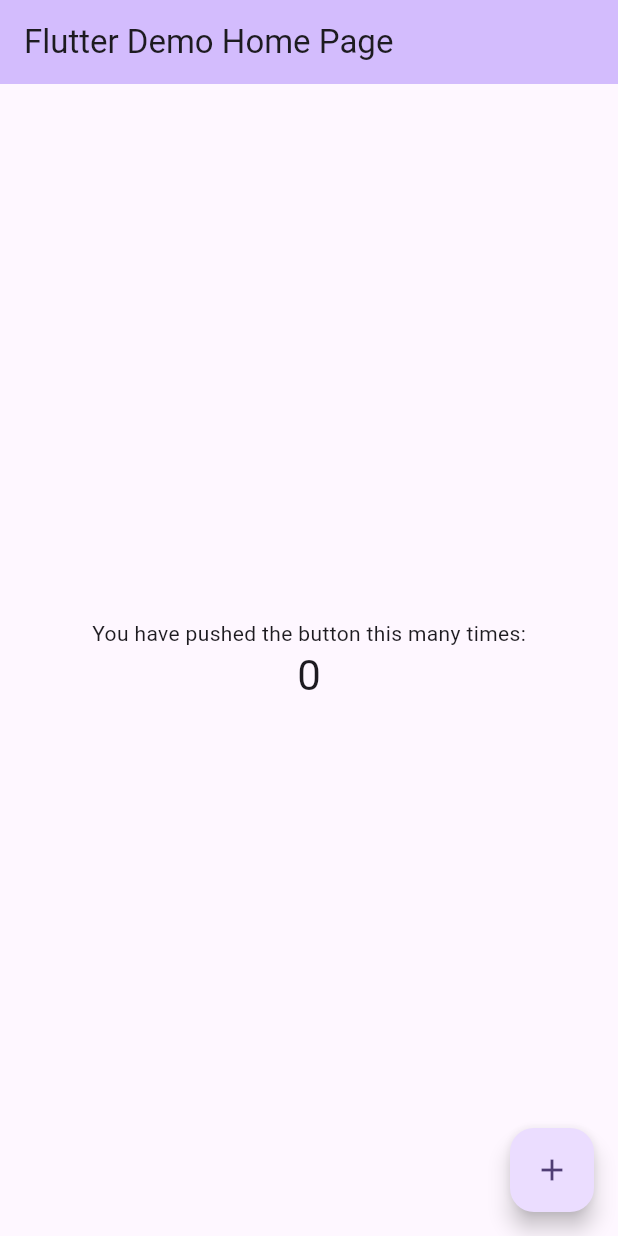
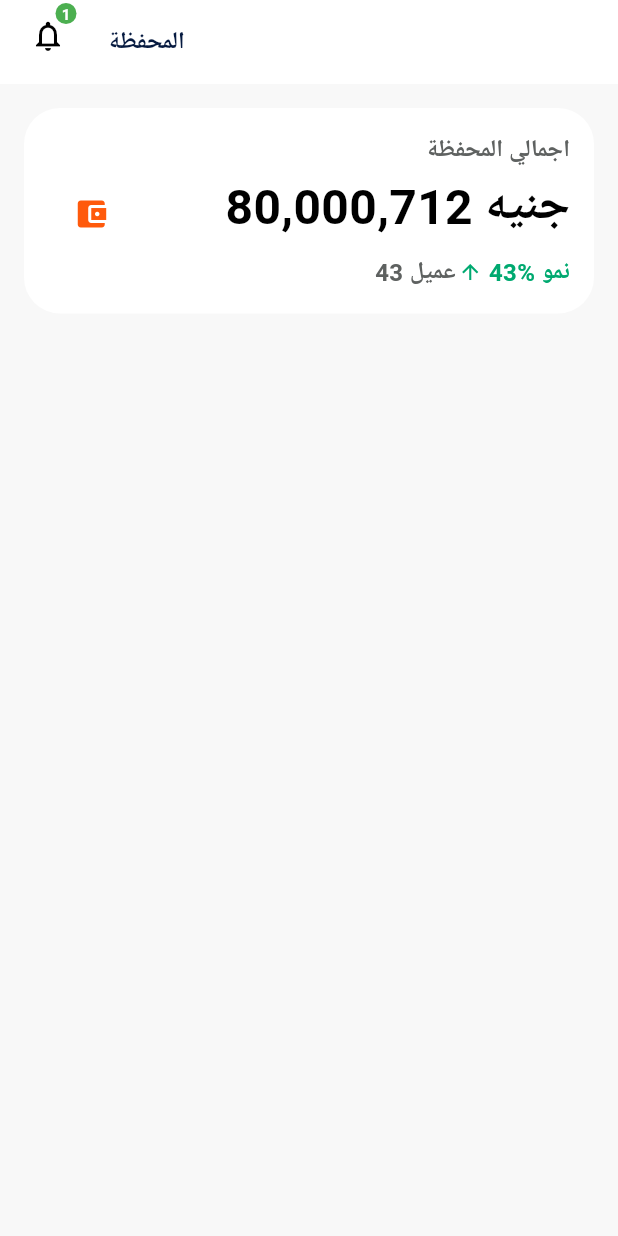
Before and after one commit to bassant56/halan_app, a Flutter app: the screen it shows after launch, on a phone screen of 412 x 824 dp. Run offline on Flutter 3.47's test engine with Material 3 defaults, Android fonts, the phone set to English and light mode, and no system bars; our stand-ins replace device_preview.

Commit message:
veraion1

```diff
--- a/lib/main.dart
+++ b/lib/main.dart
@@ -1,122 +1,23 @@
+import 'package:flutter/foundation.dart';
 import 'package:flutter/material.dart';
+import 'package:device_preview/device_preview.dart';
+import 'package:halan_app/modules/wallet_header/wallet_header_ui/wallet_header.dart';
 
 void main() {
-  runApp(const MyApp());
+  runApp(
+    DevicePreview(enabled: !kReleaseMode, builder: (context) => const MyApp()),
+  );
 }
 
 class MyApp extends StatelessWidget {
   const MyApp({super.key});
 
-  // This widget is the root of your application.
   @override
   Widget build(BuildContext context) {
     return MaterialApp(
-      title: 'Flutter Demo',
-      theme: ThemeData(
-        // This is the theme of your application.
-        //
-        // TRY THIS: Try running your application with "flutter run". You'll see
-        // the application has a purple toolbar. Then, without quitting the app,
-        // try changing the seedColor in the colorScheme below to Colors.green
-        // and then invoke "hot reload" (save your changes or press the "hot
-        // reload" button in a Flutter-supported IDE, or press "r" if you used
-        // the command line to start the app).
-        //
-        // Notice that the counter didn't reset back to zero; the application
-        // state is not lost during the reload. To reset the state, use hot
-        // restart instead.
-        //
-        // This works for code too, not just values: Most code changes can be
-        // tested with just a hot reload.
-        colorScheme: ColorScheme.fromSeed(seedColor: Colors.deepPurple),
-      ),
-      home: const MyHomePage(title: 'Flutter Demo Home Page'),
+      debugShowCheckedModeBanner: false,
+      builder: DevicePreview.appBuilder,
+      home: WalletHeader(),
     );
   }
 }
-
-class MyHomePage extends StatefulWidget {
-  const MyHomePage({super.key, required this.title});
-
-  // This widget is the home page of your application. It is stateful, meaning
-  // that it has a State object (defined below) that contains fields that affect
-  // how it looks.
-
-  // This class is the configuration for the state. It holds the values (in this
-  // case the title) provided by the parent (in this case the App widget) and
-  // used by the build method of the State. Fields in a Widget subclass are
-  // always marked "final".
-
-  final String title;
-
-  @override
-  State<MyHomePage> createState() => _MyHomePageState();
-}
-
-class _MyHomePageState extends State<MyHomePage> {
-  int _counter = 0;
-
-  void _incrementCounter() {
-    setState(() {
-      // This call to setState tells the Flutter framework that something has
-      // changed in this State, which causes it to rerun the build method below
-      // so that the display can reflect the updated values. If we changed
-      // _counter without calling setState(), then the build method would not be
-      // called again, and so nothing would appear to happen.
-      _counter++;
-    });
-  }
-
-  @override
-  Widget build(BuildContext context) {
-    // This method is rerun every time setState is called, for instance as done
-    // by the _incrementCounter method above.
-    //
-    // The Flutter framework has been optimized to make rerunning build methods
-    // fast, so that you can just rebuild anything that needs updating rather
-    // than having to individually change instances of widgets.
-    return Scaffold(
-      appBar: AppBar(
-        // TRY THIS: Try changing the color here to a specific color (to
-        // Colors.amber, perhaps?) and trigger a hot reload to see the AppBar
-        // change color while the other colors stay the same.
-        backgroundColor: Theme.of(context).colorScheme.inversePrimary,
-        // Here we take the value from the MyHomePage object that was created by
-        // the App.build method, and use it to set our appbar title.
-        title: Text(widget.title),
-      ),
-      body: Center(
-        // Center is a layout widget. It takes a single child and positions it
-        // in the middle of the parent.
-        child: Column(
-          // Column is also a layout widget. It takes a list of children and
-          // arranges them vertically. By default, it sizes itself to fit its
-          // children horizontally, and tries to be as tall as its parent.
-          //
-          // Column has various properties to control how it sizes itself and
-          // how it positions its children. Here we use mainAxisAlignment to
-          // center the children vertically; the main axis here is the vertical
-          // axis because Columns are vertical (the cross axis would be
-          // horizontal).
-          //
-          // TRY THIS: Invoke "debug painting" (choose the "Toggle Debug Paint"
-          // action in the IDE, or press "p" in the console), to see the
-          // wireframe for each widget.
-          mainAxisAlignment: MainAxisAlignment.center,
-          children: <Widget>[
-            const Text('You have pushed the button this many times:'),
-            Text(
-              '$_counter',
-              style: Theme.of(context).textTheme.headlineMedium,
-            ),
-          ],
-        ),
-      ),
-      floatingActionButton: FloatingActionButton(
-        onPressed: _incrementCounter,
-        tooltip: 'Increment',
-        child: const Icon(Icons.add),
-      ), // This trailing comma makes auto-formatting nicer for build methods.
-    );
-  }
-}
--- /dev/null
+++ b/lib/modules/wallet_header/wallet_header_ui/wallet_header.dart
@@ -0,0 +1,149 @@
+import 'package:flutter/material.dart';
+
+class WalletHeader extends StatefulWidget {
+  const WalletHeader({super.key});
+
+  @override
+  State<WalletHeader> createState() => _WalletHeaderState();
+}
+
+class _WalletHeaderState extends State<WalletHeader> {
+  @override
+  Widget build(BuildContext context) {
+    return Scaffold(
+      backgroundColor: const Color(0xfff8f8f8),
+      appBar: AppBar(
+        backgroundColor: Colors.white,
+        title: const Text(
+          'المحفظة',
+          style: TextStyle(
+            color: Color(0xff061A40),
+            fontWeight: FontWeight.w600,
+            fontSize: 16,
+          ),
+        ),
+        leading: Stack(
+          alignment: Alignment.topRight,
+          children: [
+            IconButton(
+              icon: const Icon(Icons.notifications_none, color: Colors.black),
+              onPressed: () {},
+            ),
+            Positioned(
+              right: 5,
+              top: 1,
+              child: Container(
+                width: 14,
+                height: 16,
+                decoration: BoxDecoration(
+                  color: Colors.green,
+                  shape: BoxShape.circle,
+                ),
+                child: const Center(
+                  child: Text(
+                    '1',
+                    style: TextStyle(
+                      color: Colors.white,
+                      fontSize: 10,
+                      fontWeight: FontWeight.bold,
+                    ),
+                  ),
+                ),
+              ),
+            ),
+          ],
+        ),
+      ),
+      body: Padding(
+        padding: const EdgeInsets.all(16.0),
+        child: Container(
+          width: double.infinity,
+          padding: const EdgeInsets.all(16),
+          decoration: BoxDecoration(
+            color: Colors.white,
+            borderRadius: BorderRadius.circular(24),
+          ),
+          child: Row(
+            children: [
+              Padding(
+                padding: const EdgeInsets.all(16),
+                child: Container(
+                  decoration: const BoxDecoration(
+                    shape: BoxShape.circle,
+                    color: Color(0xffFFFFFF),
+                  ),
+                  child: SizedBox(
+                    width: 25.695703506469727,
+                    height: 19.109939575195312,
+                    child: const Icon(
+                      Icons.account_balance_wallet,
+                      color: Color(0xffFF5A0C),
+                    ),
+                  ),
+                ),
+              ),
+              const SizedBox(width: 16),
+              Expanded(
+                child: Column(
+                  crossAxisAlignment: CrossAxisAlignment.end,
+                  mainAxisSize: MainAxisSize.min,
+                  children: [
+                    const Text(
+                      'اجمالي المحفظة',
+                      style: TextStyle(
+                        color: Color(0xff5E6160),
+                        fontSize: 16,
+                        fontWeight: FontWeight.w600,
+                      ),
+                    ),
+                    const SizedBox(height: 2),
+                    const Text(
+                      '80,000,712 جنيه',
+                      style: TextStyle(
+                        fontSize: 32,
+                        fontWeight: FontWeight.w700,
+                        color: Colors.black,
+                      ),
+                    ),
+                    const SizedBox(height: 8),
+                    Row(
+                      mainAxisAlignment: MainAxisAlignment.end,
+                      children: const [
+                        Text(
+                          '43 عميل',
+                          style: TextStyle(
+                            fontSize: 16,
+                            color: Color(0xff5E6160),
+                            fontWeight: FontWeight.w600,
+                          ),
+                        ),
+                        SizedBox(width: 2),
+                        SizedBox(
+                          child: Icon(
+                            Icons.arrow_upward,
+                            color: Color(0xff00A970),
+                            size: 16,
+                          ),
+                          width: 16,
+                          height: 16,
+                        ),
+                        Text(
+                          ' 43% نمو',
+                          style: TextStyle(
+                            fontSize: 16,
+                            color: Color(0xff00A970),
+                            fontWeight: FontWeight.w600,
+                          ),
+                        ),
+                      ],
+                    ),
+                  ],
+                ),
+              ),
+            ],
+          ),
+        ),
+      ),
+    );
+  }
+}
--- a/pubspec.yaml
+++ b/pubspec.yaml
@@ -30,6 +30,7 @@ environment:
 dependencies:
   flutter:
     sdk: flutter
+  device_preview: ^1.1.0
 
   # The following adds the Cupertino Icons font to your application.
   # Use with the CupertinoIcons class for iOS style icons.
```
Also changed, not shown: pubspec.lock, 1 other file.
